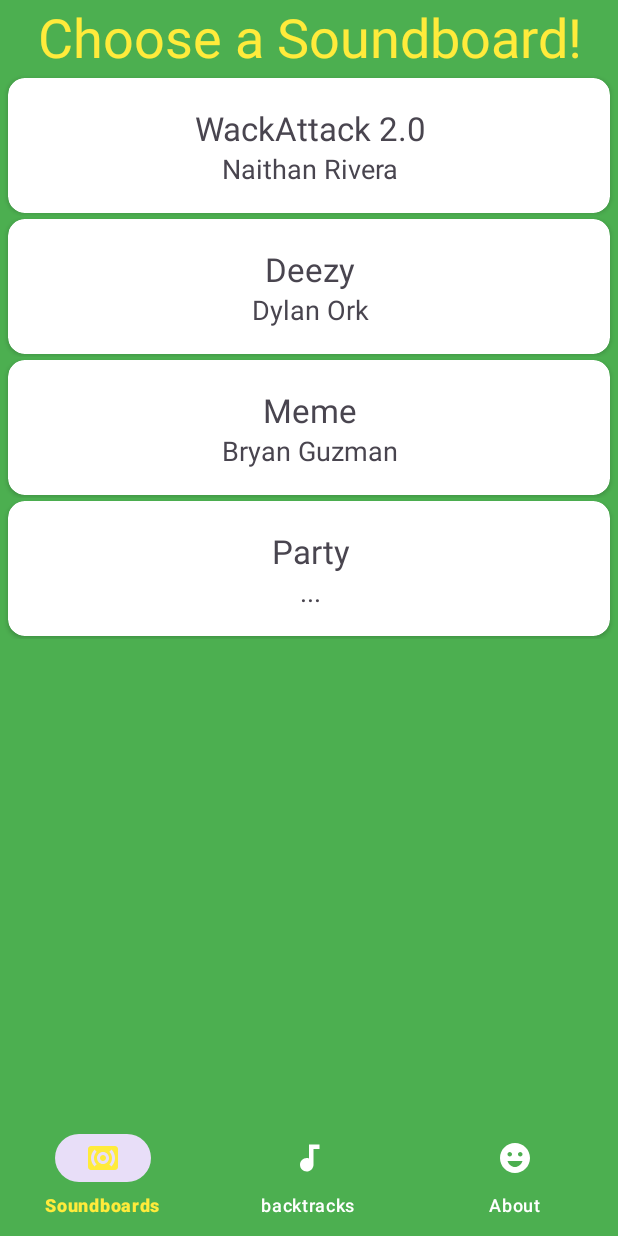
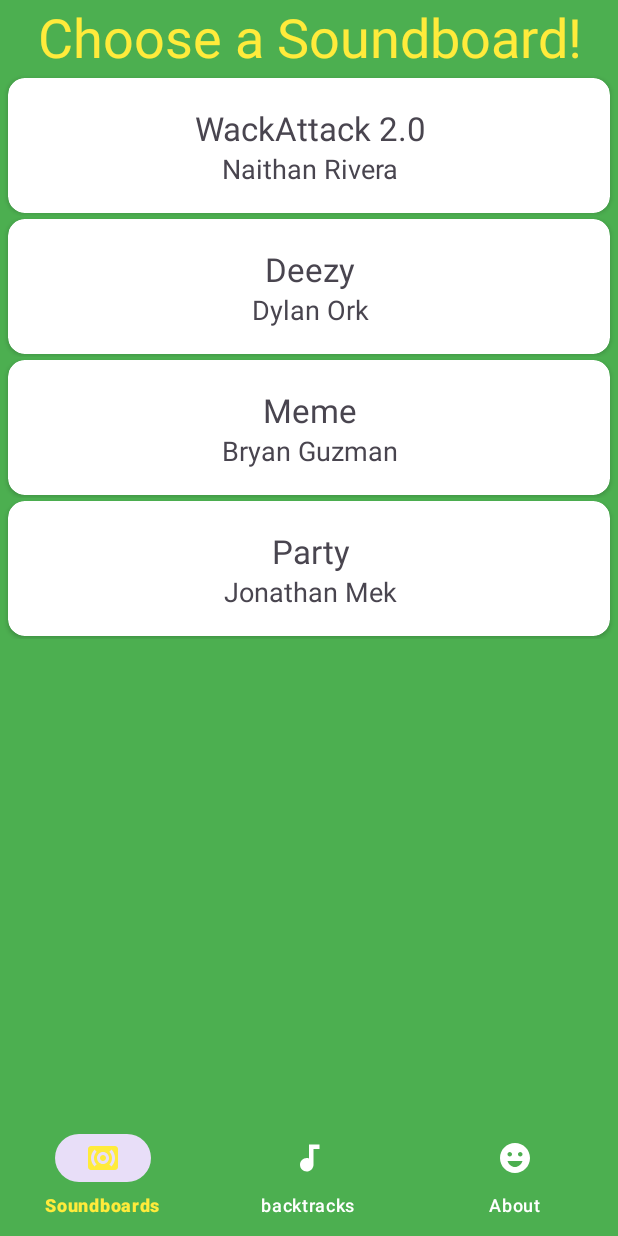
Before and after one commit to ryantburke/PolytechnicSoundboard, an Android app: the ChooseSoundboardFragment screen opened directly, with no data from a screen before it, on a phone screen of 412 x 824 dp. Run offline under Robolectric (Android 15) with nearby library versions, the phone set to English and light mode, and no system bars.

Commit message:
minor updates

```diff
--- a/app/src/main/java/com/poly/soundboard/ChooseSoundboardFragment.java
+++ b/app/src/main/java/com/poly/soundboard/ChooseSoundboardFragment.java
@@ -43,7 +43,7 @@ public class ChooseSoundboardFragment extends Fragment {
         this.soundboardsList.add(new ModelSoundBoard("WackAttack 2.0", "Naithan Rivera", new SoundBoardNaithan()));
         this.soundboardsList.add(new ModelSoundBoard("Deezy", "Dylan Ork", new SoundboardDeezy()));
         this.soundboardsList.add(new ModelSoundBoard("Meme", "Bryan Guzman", new SoundBoardMeme()));
-        this.soundboardsList.add(new ModelSoundBoard("Party", "...", new SoundBoardParty()));
+        this.soundboardsList.add(new ModelSoundBoard("Party", "Jonathan Mek", new SoundBoardParty()));
 
         RecyclerViewAdapterSoundBoard adapter = new RecyclerViewAdapterSoundBoard(this.context, this.soundboardsList);
         this.recyclerView.setAdapter(adapter);
```
